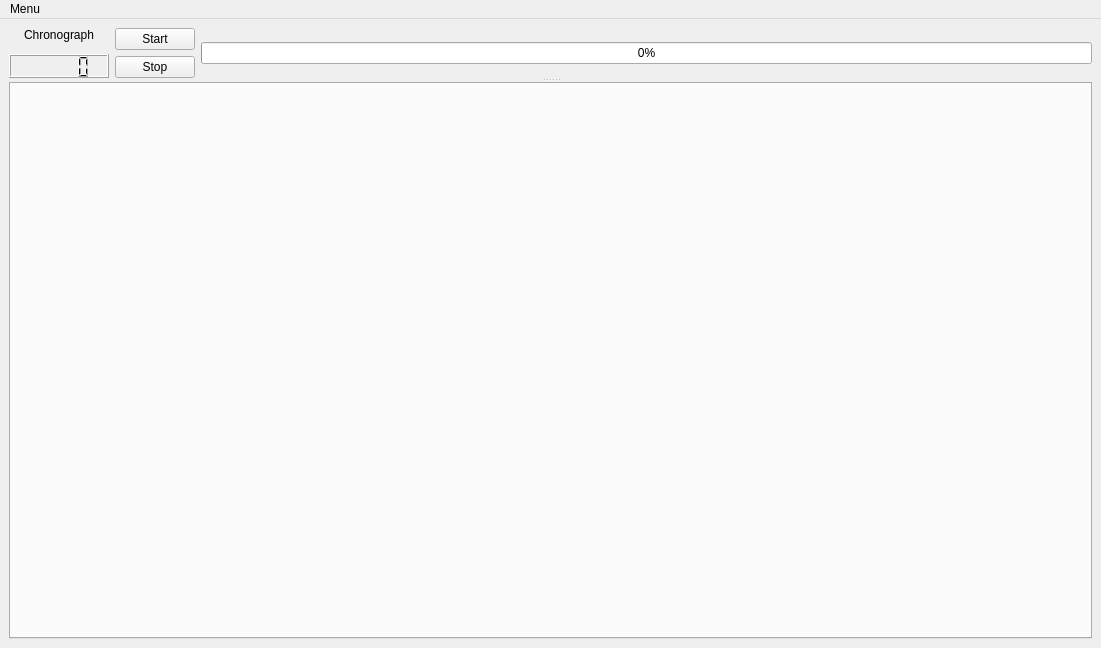
AntoineGagne/design-3-glo, file design/main_station/views/generated/ui_main_view.ui: the form before one commit.
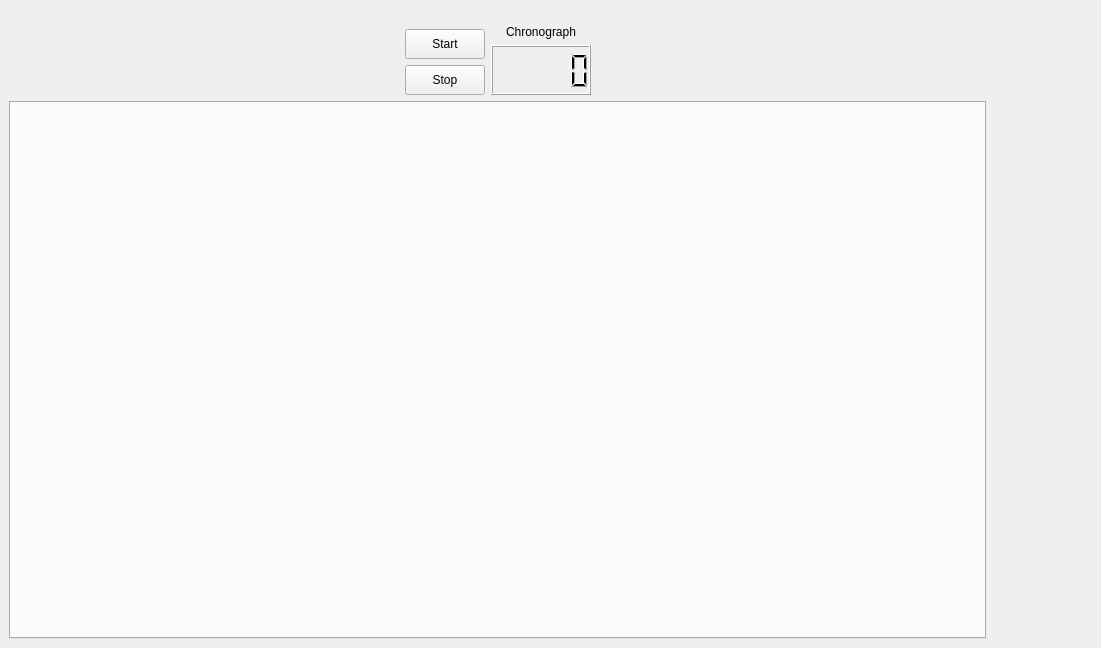
The form after the commit.

Commit message: just displaying painting

What changed in the file:
```diff
--- a/design/main_station/views/generated/ui_main_view.ui
+++ b/design/main_station/views/generated/ui_main_view.ui
@@ -16,18 +16,93 @@
   <widget class="QWidget" name="central_widget">
    <layout class="QGridLayout" name="gridLayout_4">
     <item row="0" column="0">
+     <layout class="QHBoxLayout" name="main_layout" stretch="1,0">
+      <item>
+       <layout class="QVBoxLayout" name="left_v_layout" stretch="0,1">
+        <item>
      <widget class="QSplitter" name="splitter">
       <property name="orientation">
        <enum>Qt::Vertical</enum>
       </property>
       <widget class="QWidget" name="layoutWidget">
        <layout class="QHBoxLayout" name="horizontalLayout">
+            <item>
+             <spacer name="horizontalSpacer">
+              <property name="orientation">
+               <enum>Qt::Horizontal</enum>
+              </property>
+              <property name="sizeHint" stdset="0">
+               <size>
+                <width>40</width>
+                <height>20</height>
+               </size>
+              </property>
+             </spacer>
+            </item>
+            <item>
+             <layout class="QVBoxLayout" name="verticalLayout_2">
+              <item>
+               <spacer name="verticalSpacer_3">
+                <property name="orientation">
+                 <enum>Qt::Vertical</enum>
+                </property>
+                <property name="sizeType">
+                 <enum>QSizePolicy::Fixed</enum>
+                </property>
+                <property name="sizeHint" stdset="0">
+                 <size>
+                  <width>20</width>
+                  <height>20</height>
+                 </size>
+                </property>
+               </spacer>
+              </item>
+              <item>
+               <widget class="QPushButton" name="start_btn">
+                <property name="minimumSize">
+                 <size>
+                  <width>0</width>
+                  <height>30</height>
+                 </size>
+                </property>
+                <property name="maximumSize">
+                 <size>
+                  <width>16777215</width>
+                  <height>30</height>
+                 </size>
+                </property>
+                <property name="text">
+                 <string>Start</string>
+                </property>
+               </widget>
+              </item>
+              <item>
+               <widget class="QPushButton" name="stop_btn">
+                <property name="minimumSize">
+                 <size>
+                  <width>0</width>
+                  <height>30</height>
+                 </size>
+                </property>
+                <property name="maximumSize">
+                 <size>
+                  <width>16777215</width>
+                  <height>30</height>
+                 </size>
+                </property>
+                <property name="text">
+                 <string>Stop</string>
+                </property>
+               </widget>
+              </item>
+             </layout>
+            </item>
         <item>
          <layout class="QVBoxLayout" name="verticalLayout">
           <item>
            <widget class="QLabel" name="chrono_label">
             <property name="sizePolicy">
-             <sizepolicy hsizetype="Preferred" vsizetype="Maximum">
+                 <sizepolicy hsizetype="Preferred" vsizetype="Fixed">
               <horstretch>0</horstretch>
               <verstretch>0</verstretch>
              </sizepolicy>
@@ -35,7 +110,13 @@
             <property name="minimumSize">
              <size>
               <width>100</width>
-              <height>20</height>
+                  <height>30</height>
+                 </size>
+                </property>
+                <property name="maximumSize">
+                 <size>
+                  <width>100</width>
+                  <height>30</height>
              </size>
             </property>
             <property name="cursor">
@@ -48,7 +129,7 @@
              <enum>Qt::AutoText</enum>
             </property>
             <property name="alignment">
-             <set>Qt::AlignHCenter|Qt::AlignTop</set>
+                 <set>Qt::AlignBottom|Qt::AlignHCenter</set>
             </property>
             <property name="indent">
              <number>0</number>
@@ -56,115 +137,102 @@
            </widget>
           </item>
           <item>
-           <widget class="QLCDNumber" name="chrono_lcd"/>
-          </item>
-         </layout>
-        </item>
-        <item>
-         <layout class="QVBoxLayout" name="verticalLayout_2">
-          <item>
-           <widget class="QPushButton" name="start_btn">
-            <property name="text">
-             <string>Start</string>
-            </property>
-           </widget>
-          </item>
-          <item>
-           <widget class="QPushButton" name="stop_btn">
-            <property name="text">
-             <string>Stop</string>
-            </property>
-           </widget>
-          </item>
-         </layout>
-        </item>
-        <item>
-         <widget class="QProgressBar" name="game_progress_bar">
-          <property name="sizePolicy">
-           <sizepolicy hsizetype="Expanding" vsizetype="Maximum">
-            <horstretch>0</horstretch>
-            <verstretch>0</verstretch>
-           </sizepolicy>
-          </property>
+               <widget class="QLCDNumber" name="chrono_lcd">
           <property name="minimumSize">
            <size>
-            <width>400</width>
-            <height>20</height>
-           </size>
-          </property>
-          <property name="baseSize">
-           <size>
             <width>0</width>
+                  <height>50</height>
+                 </size>
+                </property>
+                <property name="maximumSize">
+                 <size>
+                  <width>16777215</width>
+                  <height>50</height>
+                 </size>
+                </property>
+               </widget>
+              </item>
+             </layout>
+            </item>
+            <item>
+             <spacer name="horizontalSpacer_2">
+              <property name="orientation">
+               <enum>Qt::Horizontal</enum>
+              </property>
+              <property name="sizeHint" stdset="0">
+               <size>
+                <width>40</width>
             <height>20</height>
            </size>
           </property>
-          <property name="value">
-           <number>0</number>
-          </property>
-         </widget>
+             </spacer>
         </item>
        </layout>
       </widget>
+         </widget>
+        </item>
+        <item>
       <widget class="QTabWidget" name="tab_widget">
-       <property name="sizePolicy">
-        <sizepolicy hsizetype="MinimumExpanding" vsizetype="MinimumExpanding">
-         <horstretch>0</horstretch>
-         <verstretch>200</verstretch>
-        </sizepolicy>
-       </property>
-       <property name="minimumSize">
-        <size>
-         <width>0</width>
-         <height>0</height>
-        </size>
-       </property>
-       <property name="font">
-        <font>
-         <pointsize>8</pointsize>
-        </font>
-       </property>
-       <property name="autoFillBackground">
-        <bool>false</bool>
-       </property>
-       <property name="tabShape">
-        <enum>QTabWidget::Rounded</enum>
-       </property>
        <property name="currentIndex">
         <number>-1</number>
        </property>
-       <property name="elideMode">
-        <enum>Qt::ElideMiddle</enum>
-       </property>
-       <property name="tabsClosable">
-        <bool>false</bool>
-       </property>
-       <property name="movable">
-        <bool>true</bool>
-       </property>
-       <property name="tabBarAutoHide">
-        <bool>false</bool>
-       </property>
-      </widget>
-     </widget>
-    </item>
-   </layout>
-  </widget>
-  <widget class="QMenuBar" name="main_menu_bar">
-   <property name="geometry">
-    <rect>
-     <x>0</x>
-     <y>0</y>
-     <width>1101</width>
-     <height>26</height>
-    </rect>
-   </property>
-   <widget class="QMenu" name="main_menu">
-    <property name="title">
-     <string>Menu</string>
-    </property>
-    <addaction name="close_menu_item"/>
-   </widget>
-   <addaction name="main_menu"/>
+         </widget>
+        </item>
+       </layout>
+      </item>
+      <item>
+       <layout class="QVBoxLayout" name="right_v_layout" stretch="0,0">
+        <item>
+         <widget class="QWidget" name="painting_widget" native="true">
+          <property name="sizePolicy">
+           <sizepolicy hsizetype="Maximum" vsizetype="Maximum">
+            <horstretch>0</horstretch>
+            <verstretch>0</verstretch>
+           </sizepolicy>
+          </property>
+          <property name="minimumSize">
+           <size>
+            <width>100</width>
+            <height>100</height>
+           </size>
+          </property>
+          <property name="maximumSize">
+           <size>
+            <width>799</width>
+            <height>800</height>
+           </size>
+          </property>
+          <property name="baseSize">
+           <size>
+            <width>300</width>
+            <height>300</height>
+           </size>
+          </property>
+          <layout class="QGridLayout" name="painting_layout"/>
+         </widget>
+        </item>
+        <item>
+         <spacer name="verticalSpacer_4">
+          <property name="orientation">
+           <enum>Qt::Vertical</enum>
+          </property>
+          <property name="sizeHint" stdset="0">
+           <size>
+            <width>20</width>
+            <height>40</height>
+           </size>
+          </property>
+         </spacer>
+        </item>
+       </layout>
+      </item>
+     </layout>
+    </item>
+   </layout>
+   <zorder>tabWidget</zorder>
+   <zorder>verticalLayoutWidget</zorder>
+   <zorder>verticalLayoutWidget_2</zorder>
+   <zorder>tabWidget</zorder>
   </widget>
   <action name="close_menu_item">
    <property name="text">
```
Left out of the diff: 5 changed lines with no effect on the pictures. Lines whose indentation alone changed are shown as unchanged. The commit also changes 11 other files.
